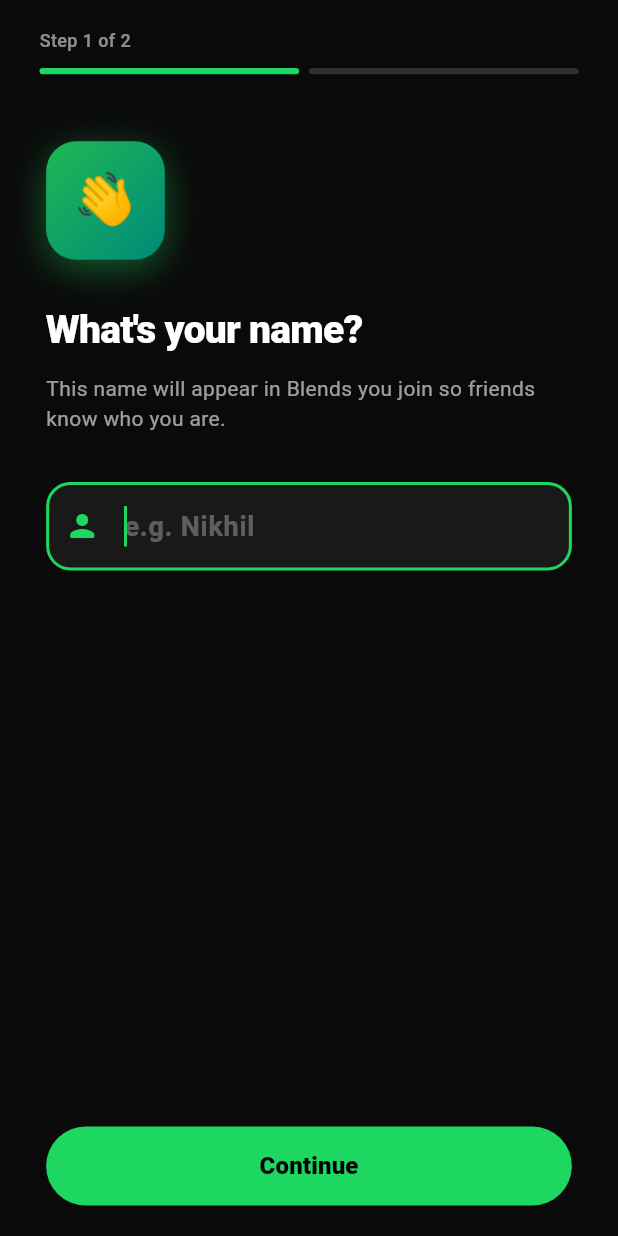
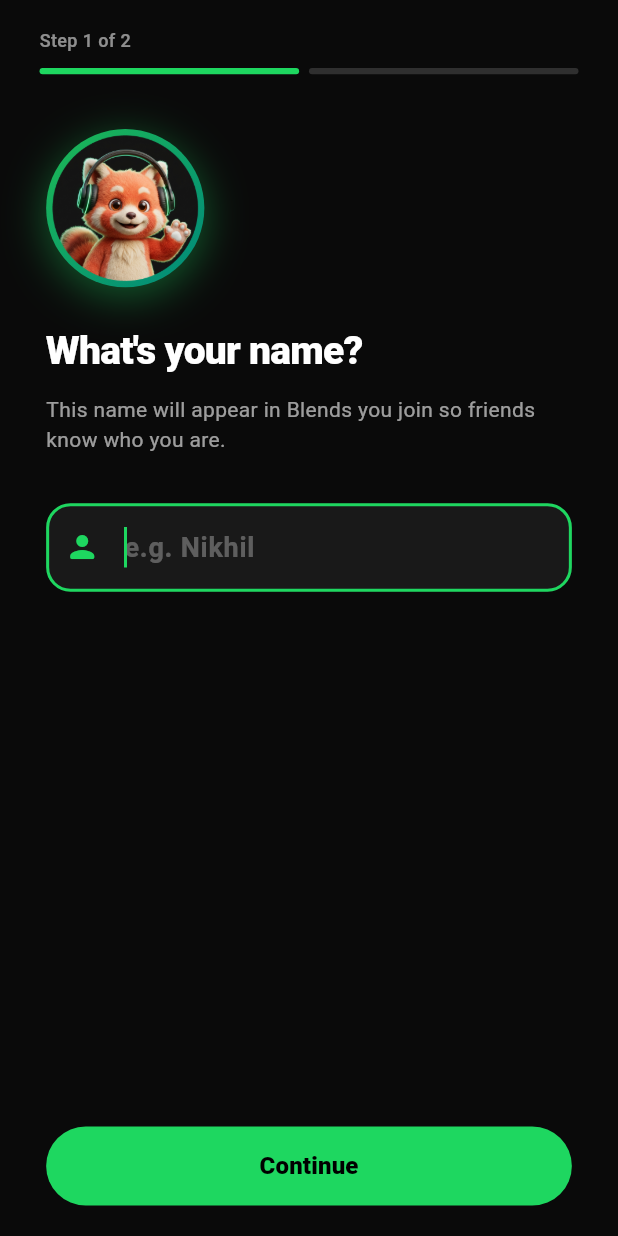
Before and after one commit to nikhilxrstudio-ctrl/Whats_play, a Flutter app: the screen it shows after launch, on a phone screen of 412 x 824 dp. Run offline on Flutter 3.47's test engine with Material 3 defaults, Android fonts, the phone set to English and light mode, and no system bars; our stand-ins replace app_links, audio_service, cloud_firestore, device_info_plus, firebase_auth, firebase_core and 8 more; missing offline and left inert: dart_des; accounts and stored records are empty.

Commit message:
feat(mascot): add 3D musical companion avatar to onboarding name screen

```diff
--- a/lib/screens/onboarding_screen.dart
+++ b/lib/screens/onboarding_screen.dart
@@ -219,31 +219,41 @@ class _OnboardingScreenState extends State<OnboardingScreen>
       child: Column(
         crossAxisAlignment: CrossAxisAlignment.start,
         children: [
-          SizedBox(height: 44.h),
-          // Emoji hero
+          SizedBox(height: 36.h),
+          // 3D Musical Mascot Avatar
           Container(
-            width: 72.w,
-            height: 72.w,
+            width: 96.w,
+            height: 96.w,
+            padding: EdgeInsets.all(3.w),
             decoration: BoxDecoration(
+              shape: BoxShape.circle,
               gradient: const LinearGradient(
                 colors: [Color(0xFF1DB954), Color(0xFF00897B)],
                 begin: Alignment.topLeft,
                 end: Alignment.bottomRight,
               ),
-              borderRadius: BorderRadius.circular(20.r),
               boxShadow: [
                 BoxShadow(
                   color: AppColors.primary.withValues(alpha: 0.4),
-                  blurRadius: 20,
+                  blurRadius: 24,
                   offset: const Offset(0, 6),
                 ),
               ],
             ),
-            child: Center(
-              child: Text('👋', style: TextStyle(fontSize: 34.sp)),
+            child: ClipOval(
+              child: Image.asset(
+                'assets/images/mascot_avatar.png',
+                fit: BoxFit.cover,
+                errorBuilder: (context, error, stackTrace) => Container(
+                  color: AppColors.surfaceLight,
+                  child: const Center(
+                    child: Text('👋', style: TextStyle(fontSize: 34)),
+                  ),
+                ),
+              ),
             ),
           ),
-          SizedBox(height: 28.h),
+          SizedBox(height: 24.h),
           Text(
             "What's your name?",
             style: TextStyle(
--- a/pubspec.yaml
+++ b/pubspec.yaml
@@ -81,6 +81,7 @@ flutter:
 
   assets:
     - assets/icons/
+    - assets/images/
 
   # An image asset can refer to one or more resolution-specific "variants", see
   # https://flutter.dev/to/resolution-aware-images
```
Also changed, not shown: assets/images/mascot_avatar.png (added), assets/images/mascot_full.jpg (added), docs/assets/images/mascot_avatar.png (added), 2 other files.
